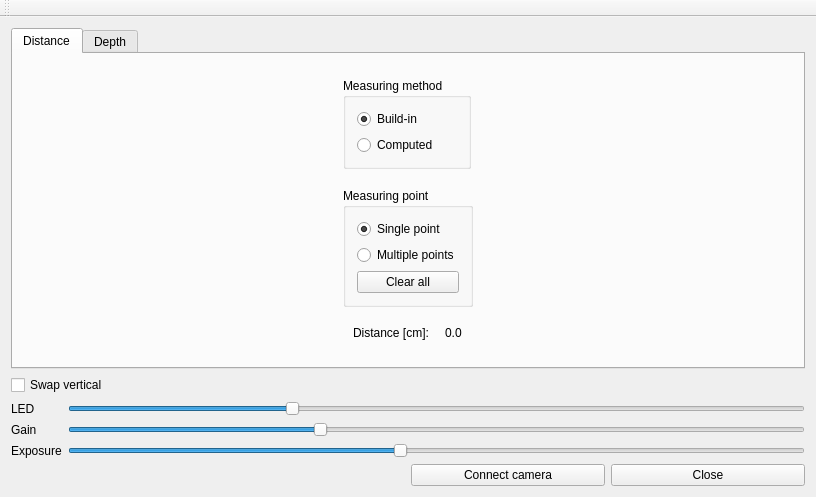
mlykotom/camera-distance, file mainwindow.ui: the form before one commit.
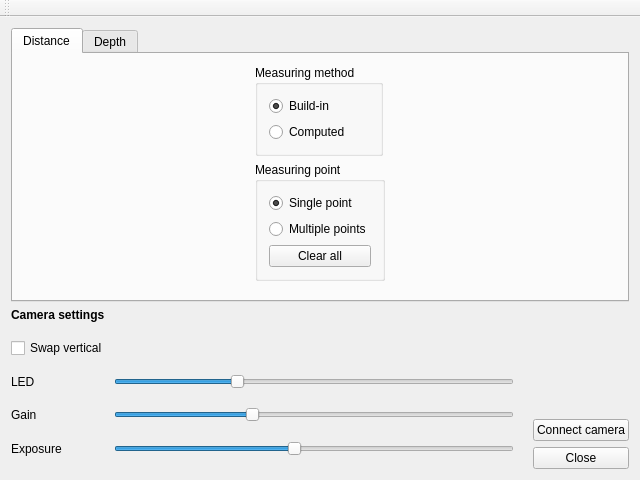
The form after the commit.

Commit message: Added values for parameters

What changed in the file:
```diff
--- a/mainwindow.ui
+++ b/mainwindow.ui
@@ -6,8 +6,8 @@
    <rect>
     <x>0</x>
     <y>0</y>
-    <width>816</width>
-    <height>497</height>
+    <width>640</width>
+    <height>480</height>
    </rect>
   </property>
   <property name="windowTitle">
@@ -16,117 +16,12 @@
   <widget class="QWidget" name="centralWidget">
    <layout class="QGridLayout" name="gridLayout">
     <item row="1" column="0">
-     <widget class="QCheckBox" name="swapVerticalCheckbox">
+     <widget class="QLabel" name="label">
       <property name="text">
-       <string>Swap vertical</string>
-      </property>
-      <property name="checked">
-       <bool>false</bool>
+       <string>&lt;b&gt;Camera settings&lt;/b&gt;</string>
       </property>
      </widget>
     </item>
-    <item row="3" column="1">
-     <layout class="QHBoxLayout" name="horizontalLayout_3">
-      <item>
-       <widget class="QPushButton" name="connectCameraButton">
-        <property name="text">
-         <string>Connect camera</string>
-        </property>
-       </widget>
-      </item>
-      <item>
-       <widget class="QPushButton" name="closeButton">
-        <property name="text">
-         <string>Close</string>
-        </property>
-       </widget>
-      </item>
-     </layout>
-    </item>
-    <item row="2" column="0" colspan="2">
-     <layout class="QHBoxLayout" name="horizontalLayout">
-      <item>
-       <layout class="QVBoxLayout" name="verticalLayout_3">
-        <item>
-         <widget class="QLabel" name="label_2">
-          <property name="text">
-           <string>LED</string>
-          </property>
-         </widget>
-        </item>
-        <item>
-         <widget class="QLabel" name="label_3">
-          <property name="text">
-           <string>Gain</string>
-          </property>
-         </widget>
-        </item>
-        <item>
-         <widget class="QLabel" name="label_4">
-          <property name="text">
-           <string>Exposure</string>
-          </property>
-         </widget>
-        </item>
-       </layout>
-      </item>
-      <item>
-       <layout class="QVBoxLayout" name="verticalLayout_4">
-        <item>
-         <widget class="QSlider" name="ledSlider">
-          <property name="maximum">
-           <number>1000</number>
-          </property>
-          <property name="singleStep">
-           <number>1</number>
-          </property>
-          <property name="value">
-           <number>300</number>
-          </property>
-          <property name="orientation">
-           <enum>Qt::Horizontal</enum>
-          </property>
-         </widget>
-        </item>
-        <item>
-         <widget class="QSlider" name="gainSlider">
-          <property name="maximum">
-           <number>1000</number>
-          </property>
-          <property name="singleStep">
-           <number>1</number>
-          </property>
-          <property name="value">
-           <number>340</number>
-          </property>
-          <property name="orientation">
-           <enum>Qt::Horizontal</enum>
-          </property>
-         </widget>
-        </item>
-        <item>
-         <widget class="QSlider" name="exposureSlider">
-          <property name="maximum">
-           <number>1000</number>
-          </property>
-          <property name="singleStep">
-           <number>1</number>
-          </property>
-          <property name="pageStep">
-           <number>10</number>
-          </property>
-          <property name="value">
-           <number>450</number>
-          </property>
-          <property name="orientation">
-           <enum>Qt::Horizontal</enum>
-          </property>
-         </widget>
-        </item>
-       </layout>
-      </item>
-     </layout>
-    </item>
     <item row="0" column="0" colspan="2">
      <widget class="QTabWidget" name="tabWidget">
       <property name="currentIndex">
@@ -169,6 +64,9 @@
           </layout>
          </widget>
         </item>
+        <item row="0" column="0" rowspan="3">
+         <layout class="QGridLayout" name="glDistanceLayout" columnstretch="0"/>
+        </item>
         <item row="1" column="1">
          <widget class="QGroupBox" name="groupBox">
           <property name="sizePolicy">
@@ -208,39 +106,6 @@
           </layout>
          </widget>
         </item>
-        <item row="2" column="1">
-         <layout class="QHBoxLayout" name="horizontalLayout_2">
-          <item>
-           <widget class="QLabel" name="label">
-            <property name="sizePolicy">
-             <sizepolicy hsizetype="Fixed" vsizetype="Fixed">
-              <horstretch>0</horstretch>
-              <verstretch>0</verstretch>
-             </sizepolicy>
-            </property>
-            <property name="text">
-             <string>Distance [cm]:</string>
-            </property>
-           </widget>
-          </item>
-          <item>
-           <widget class="QLabel" name="depth">
-            <property name="sizePolicy">
-             <sizepolicy hsizetype="Fixed" vsizetype="Fixed">
-              <horstretch>0</horstretch>
-              <verstretch>0</verstretch>
-             </sizepolicy>
-            </property>
-            <property name="text">
-             <string>0.0</string>
-            </property>
-           </widget>
-          </item>
-         </layout>
-        </item>
-        <item row="0" column="0" rowspan="3">
-         <layout class="QGridLayout" name="glDistanceLayout" columnstretch="0"/>
-        </item>
        </layout>
       </widget>
       <widget class="QWidget" name="depthTab">
@@ -255,6 +120,167 @@
       </widget>
      </widget>
     </item>
+    <item row="3" column="0" colspan="2">
+     <layout class="QHBoxLayout" name="horizontalLayout">
+      <item>
+       <layout class="QGridLayout" name="gridLayout_6">
+        <item row="0" column="0" colspan="4">
+         <widget class="QCheckBox" name="swapVerticalCheckbox">
+          <property name="text">
+           <string>Swap vertical</string>
+          </property>
+          <property name="checked">
+           <bool>false</bool>
+          </property>
+         </widget>
+        </item>
+        <item row="2" column="3">
+         <widget class="QLabel" name="gain_val">
+          <property name="text">
+           <string/>
+          </property>
+         </widget>
+        </item>
+        <item row="1" column="0">
+         <widget class="QLabel" name="led_title">
+          <property name="text">
+           <string>LED</string>
+          </property>
+         </widget>
+        </item>
+        <item row="3" column="0">
+         <widget class="QLabel" name="exposure_title">
+          <property name="text">
+           <string>Exposure</string>
+          </property>
+          <property name="margin">
+           <number>0</number>
+          </property>
+         </widget>
+        </item>
+        <item row="2" column="2">
+         <widget class="QSlider" name="gainSlider">
+          <property name="maximum">
+           <number>1000</number>
+          </property>
+          <property name="singleStep">
+           <number>1</number>
+          </property>
+          <property name="value">
+           <number>340</number>
+          </property>
+          <property name="orientation">
+           <enum>Qt::Horizontal</enum>
+          </property>
+         </widget>
+        </item>
+        <item row="1" column="2">
+         <widget class="QSlider" name="ledSlider">
+          <property name="maximum">
+           <number>1000</number>
+          </property>
+          <property name="singleStep">
+           <number>1</number>
+          </property>
+          <property name="value">
+           <number>300</number>
+          </property>
+          <property name="orientation">
+           <enum>Qt::Horizontal</enum>
+          </property>
+         </widget>
+        </item>
+        <item row="2" column="0">
+         <widget class="QLabel" name="gain_title">
+          <property name="text">
+           <string>Gain</string>
+          </property>
+         </widget>
+        </item>
+        <item row="3" column="2">
+         <widget class="QSlider" name="exposureSlider">
+          <property name="maximum">
+           <number>1000</number>
+          </property>
+          <property name="singleStep">
+           <number>1</number>
+          </property>
+          <property name="pageStep">
+           <number>10</number>
+          </property>
+          <property name="value">
+           <number>450</number>
+          </property>
+          <property name="orientation">
+           <enum>Qt::Horizontal</enum>
+          </property>
+         </widget>
+        </item>
+        <item row="3" column="3">
+         <widget class="QLabel" name="exposure_val">
+          <property name="text">
+           <string/>
+          </property>
+         </widget>
+        </item>
+        <item row="1" column="3">
+         <widget class="QLabel" name="led_val">
+          <property name="text">
+           <string/>
+          </property>
+         </widget>
+        </item>
+        <item row="2" column="1">
+         <spacer name="horizontalSpacer">
+          <property name="orientation">
+           <enum>Qt::Horizontal</enum>
+          </property>
+          <property name="sizeType">
+           <enum>QSizePolicy::Minimum</enum>
+          </property>
+          <property name="sizeHint" stdset="0">
+           <size>
+            <width>40</width>
+            <height>20</height>
+           </size>
+          </property>
+         </spacer>
+        </item>
+       </layout>
+      </item>
+      <item>
+       <layout class="QVBoxLayout" name="verticalLayout_3">
+        <item>
+         <spacer name="verticalSpacer">
+          <property name="orientation">
+           <enum>Qt::Vertical</enum>
+          </property>
+          <property name="sizeHint" stdset="0">
+           <size>
+            <width>20</width>
+            <height>40</height>
+           </size>
+          </property>
+         </spacer>
+        </item>
+        <item>
+         <widget class="QPushButton" name="connectCameraButton">
+          <property name="text">
+           <string>Connect camera</string>
+          </property>
+         </widget>
+        </item>
+        <item>
+         <widget class="QPushButton" name="closeButton">
+          <property name="text">
+           <string>Close</string>
+          </property>
+         </widget>
+        </item>
+       </layout>
+      </item>
+     </layout>
+    </item>
    </layout>
   </widget>
   <widget class="QToolBar" name="mainToolBar">
```
Left out of the diff: 4 changed lines with no effect on the pictures. The commit also changes 5 other files.
